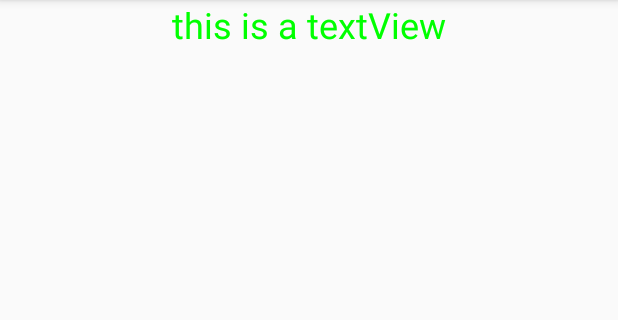
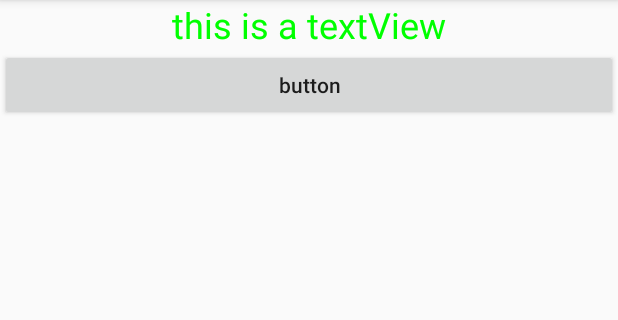
Before and after one commit to jamesou9307/Android_UIWidgetTest_GitHub, an Android app: the screen it shows after launch (MainActivity), on a phone screen of 412 x 824 dp, the part 84-404 px from its top. Run offline under Robolectric (Android 15) with nearby library versions, the phone set to English and light mode, and no system bars.

Commit message:
initial commit

```diff
--- a/app/src/main/java/com/james/uiwidgettest/MainActivity.java
+++ b/app/src/main/java/com/james/uiwidgettest/MainActivity.java
@@ -2,6 +2,9 @@ package com.james.uiwidgettest;
 
 import android.support.v7.app.AppCompatActivity;
 import android.os.Bundle;
+import android.view.View;
+import android.widget.Button;
+import android.widget.TextView;
 
 public class MainActivity extends AppCompatActivity {
 
@@ -9,5 +12,14 @@ public class MainActivity extends AppCompatActivity {
     protected void onCreate(Bundle savedInstanceState) {
         super.onCreate(savedInstanceState);
         setContentView(R.layout.main_activity_layout);
+        Button button1=(Button)findViewById(R.id.button_1);
+        button1.setOnClickListener(new View.OnClickListener() {
+            @Override
+            public void onClick(View view) {
+                String newText="fxxk you";
+                TextView textView1=(TextView)findViewById(R.id.text_view);
+                textView1.setText(newText);
+            }
+        });
     }
 }
--- a/app/src/main/res/layout/main_activity_layout.xml
+++ b/app/src/main/res/layout/main_activity_layout.xml
@@ -16,6 +16,15 @@
     android:textSize:指定文字大小,单位为sp
     android:textColor:指定文字颜色
     -->
-
-
+<Button
+    android:id="@+id/button_1"
+    android:layout_width="match_parent"
+    android:layout_height="wrap_content"
+    android:text="button"
+    android:textAllCaps="false"
+    />
+<!--
+android:textAllCaps:
+Android会对Button中所有的字母进行大写，用这个选项禁止这个功能
+-->
     </LinearLayout>
```
